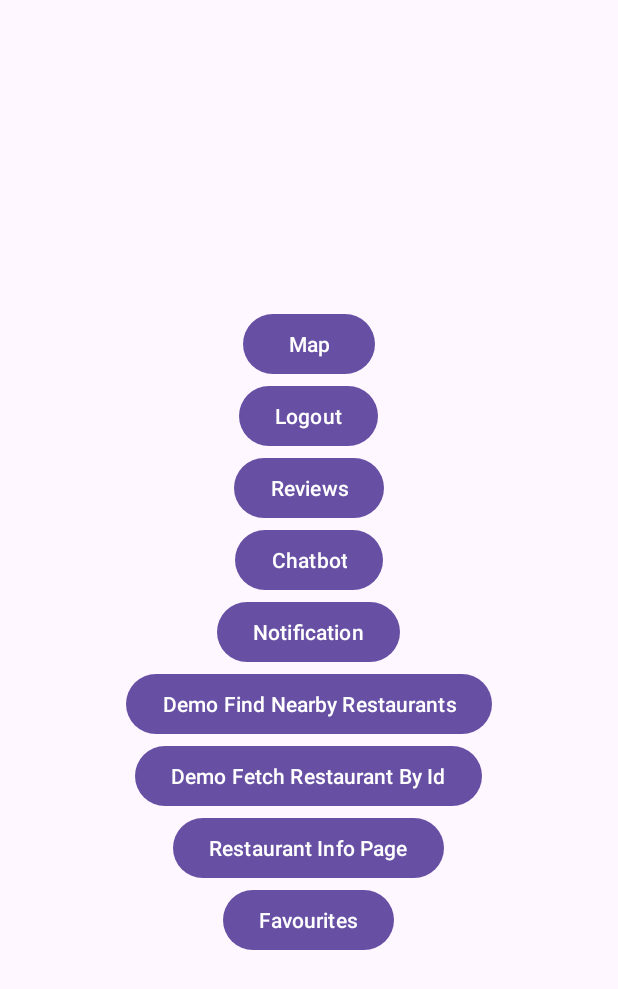
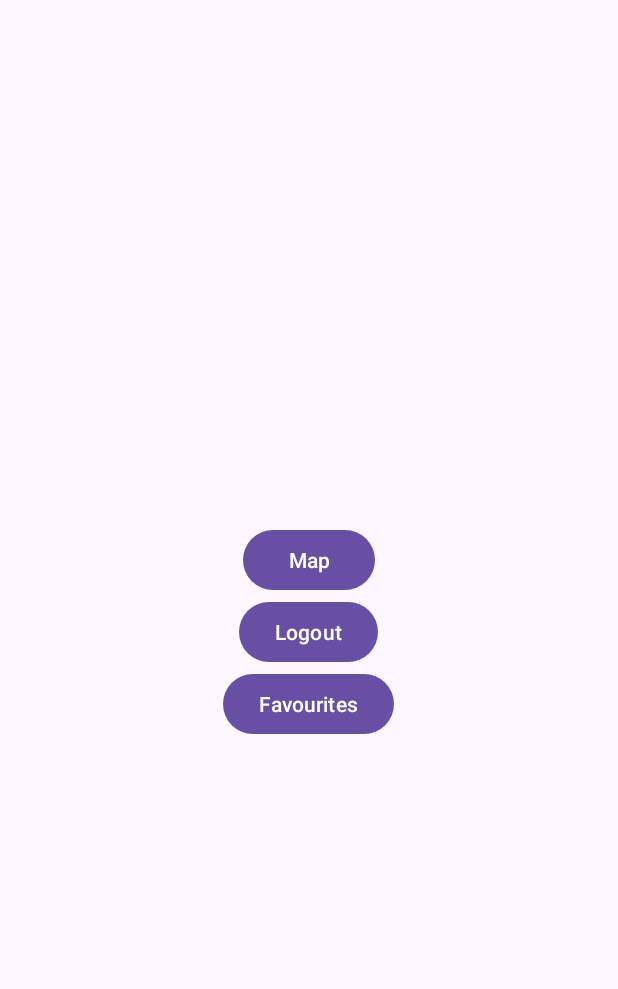
Before and after one commit to alexq1an/LocaDine, an Android app: the screen it shows after launch once a user with an empty profile is signed in (MainActivity), on a phone screen of 412 x 824 dp. Shown: the top 989 px of the screen. Run offline under Robolectric (Android 15) with nearby library versions, the phone set to English and light mode, and no system bars; our stand-ins replace Firebase (no records; nobody signed in at launch, a user with empty details on screens opened directly).

```diff
--- a/app/src/main/java/com/example/locadine/ChatbotActivity.kt
+++ b/app/src/main/java/com/example/locadine/ChatbotActivity.kt
@@ -110,7 +110,7 @@ class ChatbotActivity : AppCompatActivity() {
     }
 
     private fun getPrePrompt(): String {
-        return getRestaurantInfo() + getChatHistory() + "Create an answer that uses an average of 50 tokens but if needed you can use a maximum of 150 tokens\n\n"
+        return getRestaurantInfo() + getChatHistory() + "Create an answer that uses an average of 50 tokens but if needed you can use a maximum of 100 tokens\n\n"
     }
 
     private fun getChatHistory(): String {
--- a/app/src/main/java/com/example/locadine/MainActivity.kt
+++ b/app/src/main/java/com/example/locadine/MainActivity.kt
@@ -20,13 +20,7 @@ class MainActivity : AppCompatActivity(), MapViewModel.LocationCallBack {
     private lateinit var logoutButton: Button
     private lateinit var userInfo: TextView
     private lateinit var auth: FirebaseAuth
-    private lateinit var goToReviewsButton: Button
     private lateinit var mapButton: Button
-    private lateinit var goToChatbotButton: Button
-    private lateinit var notificationButton: Button
-    private lateinit var demoFindNearbyRestaurantsButton: Button
-    private lateinit var demoFetchSpecificRestaurantButton: Button
-    private lateinit var restaurantPageButton: Button
     private lateinit var favouriteButton: Button
 
     private val CHANNEL_ID = "localdine"
@@ -45,13 +39,7 @@ class MainActivity : AppCompatActivity(), MapViewModel.LocationCallBack {
         auth = FirebaseAuth.getInstance()
         logoutButton = findViewById(R.id.main_logout_button)
         userInfo = findViewById(R.id.user_info)
-        goToReviewsButton = findViewById(R.id.go_to_reviews)
         mapButton = findViewById(R.id.map_button)
-        goToChatbotButton = findViewById(R.id.go_to_chatbot_button)
-        notificationButton = findViewById(R.id.notification_button)
-        demoFindNearbyRestaurantsButton = findViewById(R.id.demo_find_nearby_restaurants)
-        demoFetchSpecificRestaurantButton = findViewById(R.id.demo_fetch_specific_restaurant)
-        restaurantPageButton = findViewById(R.id.restaurant_info_button)
         favouriteButton = findViewById(R.id.favourite_restaurant_button)
 
         val isLoggedIn = auth.currentUser != null
@@ -68,34 +56,22 @@ class MainActivity : AppCompatActivity(), MapViewModel.LocationCallBack {
         logoutButton.setOnClickListener {
             auth.signOut()
             Toast.makeText(this, "Logged out successfully", Toast.LENGTH_SHORT).show()
-            //startActivity(Intent(this, LoginActivity::class.java))
+            startActivity(Intent(this, LoginActivity::class.java))
         }
 
-        goToReviewsButton.setOnClickListener {
-            startActivity(Intent(this, ReviewsActivity::class.java))
-        }
-
-        goToChatbotButton.setOnClickListener {
-            startActivity(Intent(this, ChatbotActivity::class.java))
-        }
-
-        notificationButton.setOnClickListener {
-            NotificationService.displayNotification(this, "Test", "This is a test notification")
-        }
-
-        demoFindNearbyRestaurantsButton.setOnClickListener {
-            startActivity(Intent(this, DemoFindNearbyRestaurantsActivity::class.java))
-        }
-
-        demoFetchSpecificRestaurantButton.setOnClickListener {
-            startActivity(Intent(this, DemoFetchSpecificRestaurantActivity::class.java))
-        }
-
-        restaurantPageButton.setOnClickListener {
-            val intent = Intent(this, RestaurantDetailsActivity::class.java)
-            intent.putExtra("PLACE_ID", "ChIJBRXCcsB5hlQRewtNTQuhEoI")
-            startActivity(intent)
-        }
+//        goToChatbotButton.setOnClickListener {
+//            startActivity(Intent(this, ChatbotActivity::class.java))
+//        }
+//
+//        notificationButton.setOnClickListener {
+//            NotificationService.displayNotification(this, "Test", "This is a test notification")
+//        }
+//
+//        restaurantPageButton.setOnClickListener {
+//            val intent = Intent(this, RestaurantDetailsActivity::class.java)
+//            intent.putExtra("PLACE_ID", "ChIJBRXCcsB5hlQRewtNTQuhEoI")
+//            startActivity(intent)
+//        }
 
         favouriteButton.setOnClickListener {
             startActivity(Intent(this, MyFavourites::class.java))
--- a/app/src/main/res/layout/activity_main.xml
+++ b/app/src/main/res/layout/activity_main.xml
@@ -26,42 +26,6 @@
         android:text="Logout" />
 
     <Button
-        android:id="@+id/go_to_reviews"
-        android:layout_width="wrap_content"
-        android:layout_height="wrap_content"
-        android:text="Reviews" />
-
-    <Button
-        android:id="@+id/go_to_chatbot_button"
-        android:layout_width="wrap_content"
-        android:layout_height="wrap_content"
-        android:text="Chatbot" />
-
-    <Button
-        android:id="@+id/notification_button"
-        android:layout_width="wrap_content"
-        android:layout_height="wrap_content"
-        android:text="Notification" />
-
-    <Button
-        android:id="@+id/demo_find_nearby_restaurants"
-        android:layout_width="wrap_content"
-        android:layout_height="wrap_content"
-        android:text="Demo Find Nearby Restaurants" />
-
-    <Button
-        android:id="@+id/demo_fetch_specific_restaurant"
-        android:layout_width="wrap_content"
-        android:layout_height="wrap_content"
-        android:text="Demo Fetch Restaurant By Id" />
-
-    <Button
-        android:id="@+id/restaurant_info_button"
-        android:layout_width="wrap_content"
-        android:layout_height="wrap_content"
-        android:text="Restaurant Info Page" />
-
-    <Button
         android:id="@+id/favourite_restaurant_button"
         android:layout_width="wrap_content"
         android:layout_height="wrap_content"
--- a/app/src/main/res/layout/activity_restaurant_details.xml
+++ b/app/src/main/res/layout/activity_restaurant_details.xml
@@ -118,7 +118,7 @@
         <TextView
             android:layout_width="wrap_content"
             android:layout_height="wrap_content"
-            android:text="Firebase Reviews"
+            android:text="In-app Reviews"
             android:layout_margin="20dp"
             android:textSize="24sp"
             android:textStyle="bold"
```
Also changed, not shown: app/src/main/java/com/example/locadine/AddReviewActivity.kt (+4 -3 lines), app/src/main/java/com/example/locadine/MapsActivity.kt (+24 -5 lines), app/src/main/java/com/example/locadine/RestaurantDetailsActivity.kt (+4 -23 lines), app/src/main/java/com/example/locadine/Util.kt (+29 -4 lines), app/src/main/java/com/example/locadine/adapters/RestaurantListAdapter.kt (+8 -0 lines), app/src/main/res/layout/activity_add_review.xml (+0 -7 lines), app/src/main/res/layout/activity_maps.xml (+12 -0 lines).
